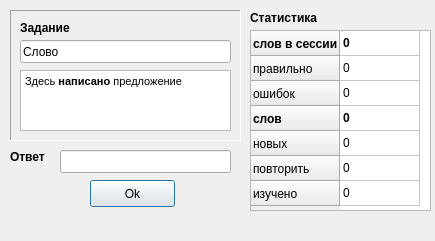
The window that test.ui (slava-github/coucher) describes before a commit, drawn with Qt 5.
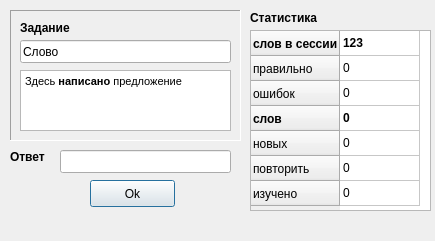
The same window after the commit.

```diff
--- a/test.ui
+++ b/test.ui
@@ -303,7 +303,7 @@
     </column>
     <item row="0" column="0">
      <property name="text">
-      <string>0</string>
+      <string>123</string>
      </property>
      <property name="font">
       <font>
```
Left out of the diff: 17 changed lines with no effect on the pictures.
